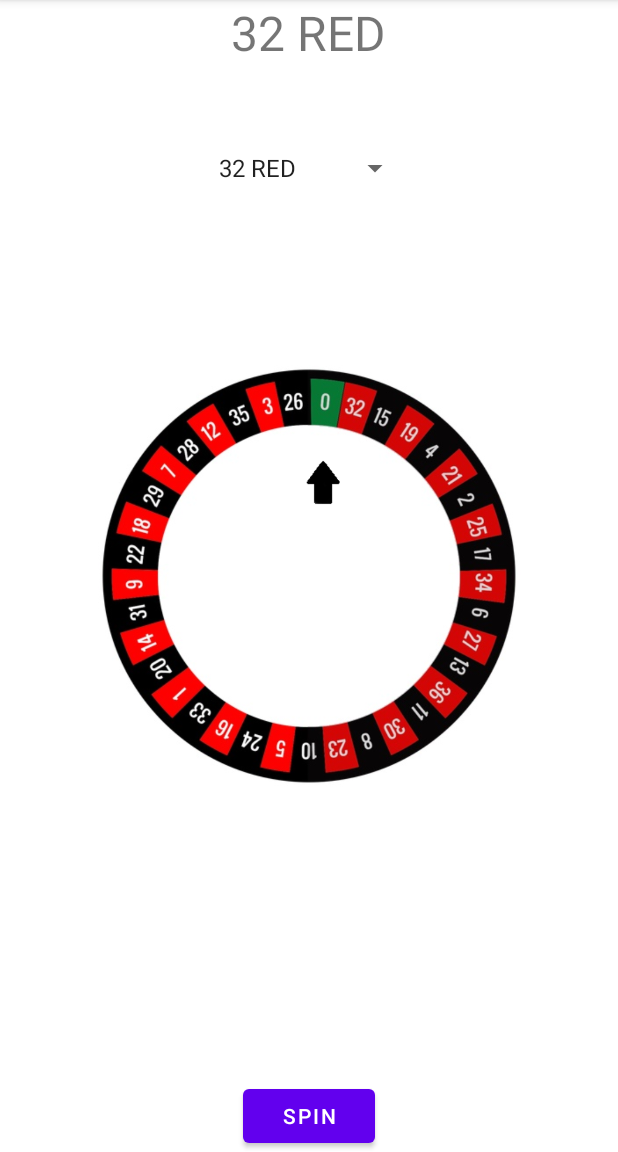
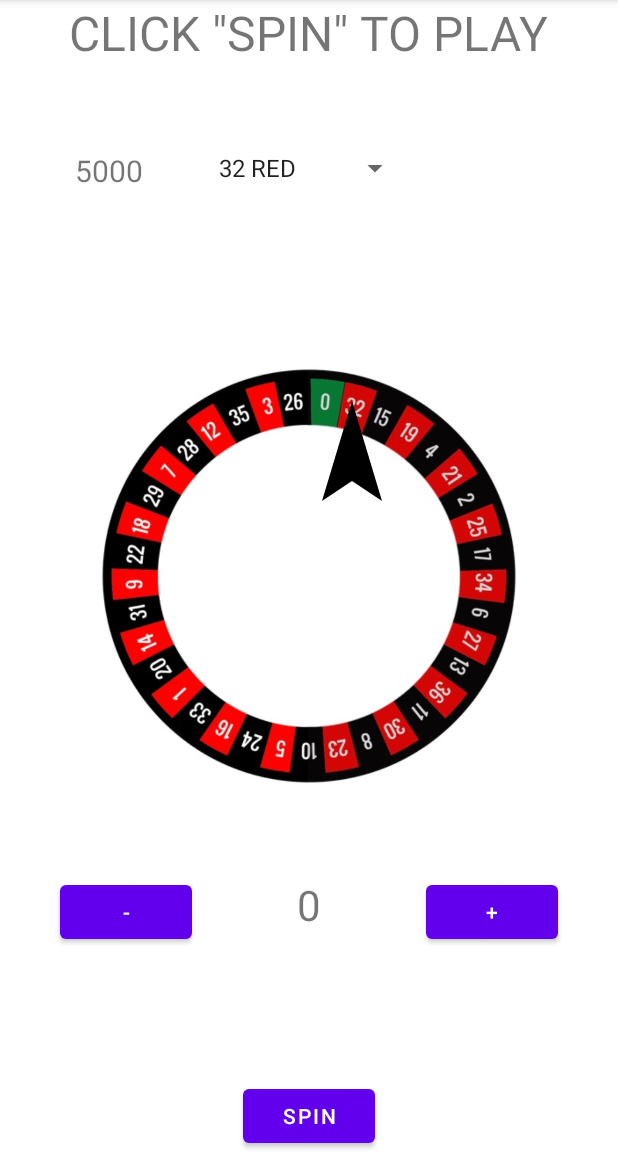
Before and after one commit to OscarArnedo/Proyecto-M08UF2-Android, an Android app: the GameActivity screen opened directly, with no data from a screen before it, on a phone screen of 412 x 824 dp, the part 84-1236 px from its top. Run offline under Robolectric (Android 15) with nearby library versions, the phone set to English and light mode, and no system bars.

Commit message:
apuestas acabado

```diff
--- a/app/src/main/java/com/example/proyectom08uf2android/GameActivity.java
+++ b/app/src/main/java/com/example/proyectom08uf2android/GameActivity.java
@@ -2,7 +2,13 @@ package com.example.proyectom08uf2android;
 
 import androidx.appcompat.app.AppCompatActivity;
 
+import android.graphics.Bitmap;
+import android.graphics.Canvas;
+import android.graphics.Color;
+import android.graphics.Paint;
+import android.graphics.Path;
 import android.os.Bundle;
+import android.util.Log;
 import android.view.View;
 import android.view.animation.Animation;
 import android.view.animation.DecelerateInterpolator;
@@ -19,8 +25,13 @@ import java.util.Random;
 public class GameActivity extends AppCompatActivity {
 
     Button button;
+    Button button2;
+    Button button3;
     TextView textView;
+    TextView textView2;
+    TextView textView3;
     ImageView iv_roulette;
+    ImageView pointer;
     Spinner spinner;
 
     Random r;
@@ -28,17 +39,41 @@ public class GameActivity extends AppCompatActivity {
 
     private static final float FACTOR = 4.86f;
 
+    private String apuesta;
+    private int dinero = 5000;
+    private int dineroApostado;
+    private boolean resultado;
+
     @Override
     protected void onCreate(Bundle savedInstanceState) {
         super.onCreate(savedInstanceState);
         setContentView(R.layout.activity_game);
 
         button = (Button) findViewById(R.id.button2);
+        button2 = (Button) findViewById(R.id.btMinus);
+        button3 = (Button) findViewById(R.id.btPlus);
         textView = (TextView) findViewById(R.id.textView);
+        textView2 = (TextView) findViewById(R.id.textView2);
+        textView3 = (TextView) findViewById(R.id.textView3);
         iv_roulette = (ImageView) findViewById(R.id.roulette);
+        pointer = (ImageView) findViewById(R.id.pointer);
         spinner = (Spinner) findViewById(R.id.spOptions);
 
+        Bitmap bitmap = Bitmap.createBitmap(200, 200, Bitmap.Config.ARGB_8888);
+        Canvas canvas = new Canvas(bitmap);
+        Paint paint = new Paint(Paint.ANTI_ALIAS_FLAG);
+        paint.setColor(Color.BLACK);
+        Path path = new Path();
+        path.moveTo(150, 0);
+        path.lineTo(180, 100);
+        path.lineTo(150, 80);
+        path.lineTo(120, 100);
+        path.close();
+        canvas.drawPath(path, paint);
+        pointer.setImageBitmap(bitmap);
+
         textView.setText("CLICK \"SPIN\" TO PLAY");
+        actualizarDinero();
 
         ArrayAdapter<CharSequence> adapter = ArrayAdapter.createFromResource(this,
                 R.array.options, android.R.layout.simple_spinner_item);
@@ -61,12 +96,28 @@ public class GameActivity extends AppCompatActivity {
                 rotate.setAnimationListener(new Animation.AnimationListener() {
                     @Override
                     public void onAnimationStart(Animation animation) {
-
+                        spinner.setEnabled(false);
+                        button2.setEnabled(false);
+                        button3.setEnabled(false);
                     }
 
                     @Override
                     public void onAnimationEnd(Animation animation) {
                         textView.setText(currentNumber(360 - (degree % 360)));
+                        resultado = apuesta.equals(textView.getText().toString());
+                        dineroApostado = Integer.parseInt(textView2.getText().toString());
+                        if(resultado){
+                            dinero = (int) (dinero + (dineroApostado * 1.3));
+                        } else {
+                            dinero -= dineroApostado;
+                        }
+                        textView2.setText("0");
+
+                        spinner.setEnabled(true);
+                        button2.setEnabled(true);
+                        button3.setEnabled(true);
+
+                        actualizarDinero();
                     }
 
                     @Override
@@ -78,11 +129,14 @@ public class GameActivity extends AppCompatActivity {
             }
         });
 
+        button3.setOnClickListener(this::betPlus);
+        button2.setOnClickListener(this::betMinus);
+
         spinner.setOnItemSelectedListener(new AdapterView.OnItemSelectedListener() {
 
             @Override
             public void onItemSelected(AdapterView<?> parent, View view, int position, long id) {
-                textView.setText(parent.getItemAtPosition(position).toString());
+                apuesta = parent.getItemAtPosition(position).toString();
             }
 
             @Override
@@ -90,6 +144,26 @@ public class GameActivity extends AppCompatActivity {
 
             }
         });
+    }
+
+    private void betMinus(View view) {
+        int newApuesta = Integer.parseInt(textView2.getText().toString()) - 10;
+        if(newApuesta < 0){
+            textView2.setText("0");
+        }else{
+            textView2.setText(String.valueOf(newApuesta));
+        }
+    }
+
+    private void betPlus(View view) {
+        int newApuesta = Integer.parseInt(textView2.getText().toString()) + 10;
+        if(newApuesta <= dinero){
+            textView2.setText(String.valueOf(newApuesta));
+        }
+    }
+
+    private void actualizarDinero(){
+        textView3.setText(String.valueOf(dinero));
     }
 
     private String currentNumber(int degrees){
--- a/app/src/main/res/layout/activity_game.xml
+++ b/app/src/main/res/layout/activity_game.xml
@@ -6,6 +6,16 @@
     android:layout_width="match_parent"
     android:layout_height="match_parent"
     tools:context=".GameActivity">
+
+    <Button
+        android:id="@+id/btPlus"
+        android:layout_width="wrap_content"
+        android:layout_height="wrap_content"
+        android:layout_alignTop="@id/roulette"
+        android:layout_alignParentRight="true"
+        android:layout_marginHorizontal="40dp"
+        android:layout_marginTop="350dp"
+        android:text="+" />
 
     <Button
         android:id="@+id/button2"
@@ -35,12 +45,14 @@
 
     <ImageView
         android:id="@+id/pointer"
+        android:layout_width="200dp"
+        android:layout_height="200dp"
+        android:layout_alignLeft="@id/roulette"
+        android:layout_alignTop="@id/roulette"
+        android:layout_centerInParent="true"
+        android:layout_marginHorizontal="35dp"
+        android:paddingLeft="20dp"
         android:scaleType="centerInside"
-        android:layout_width="300dp"
-        android:layout_height="300dp"
-        android:layout_centerHorizontal="true"
-        android:layout_centerVertical="true"
-        android:paddingLeft="20dp"
         app:srcCompat="@drawable/puntero" />
 
     <Spinner
@@ -50,4 +62,33 @@
         android:layout_centerHorizontal="true"
         android:layout_marginVertical="100dp" />
 
+    <TextView
+        android:id="@+id/textView2"
+        android:layout_width="wrap_content"
+        android:layout_height="wrap_content"
+        android:layout_alignTop="@id/roulette"
+        android:layout_centerHorizontal="true"
+        android:layout_marginTop="350dp"
+        android:text="0"
+        android:textSize="28sp" />
+
+    <Button
+        android:id="@+id/btMinus"
+        android:layout_width="wrap_content"
+        android:layout_height="wrap_content"
+        android:layout_alignTop="@id/roulette"
+        android:layout_alignParentLeft="true"
+        android:layout_marginHorizontal="40dp"
+        android:layout_marginTop="350dp"
+        android:text="-" />
+
+    <TextView
+        android:id="@+id/textView3"
+        android:layout_width="wrap_content"
+        android:layout_height="wrap_content"
+        android:layout_alignParentLeft="true"
+        android:layout_marginHorizontal="50dp"
+        android:layout_marginVertical="100dp"
+        android:textSize="20sp" />
+
 </RelativeLayout>
--- a/app/src/main/res/values/options.xml
+++ b/app/src/main/res/values/options.xml
@@ -38,6 +38,5 @@
         <item>3 RED</item>
         <item>26 BLACK</item>
         <item>0</item>
-        <item>PICHULA</item>
     </string-array>
 </resources>
```
